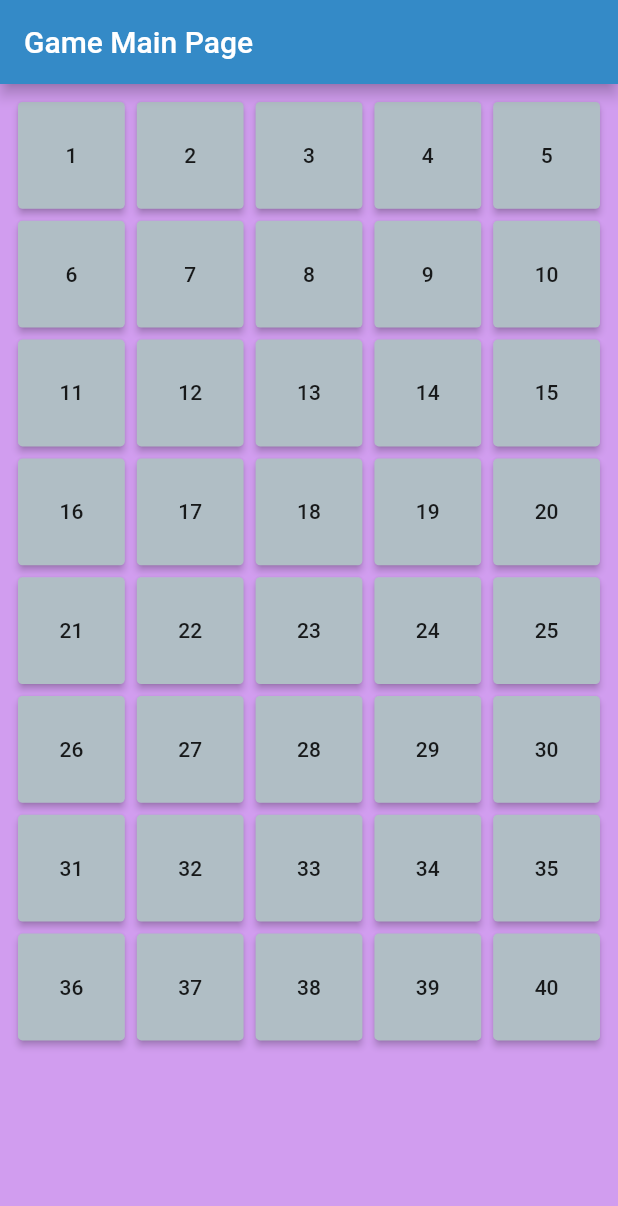
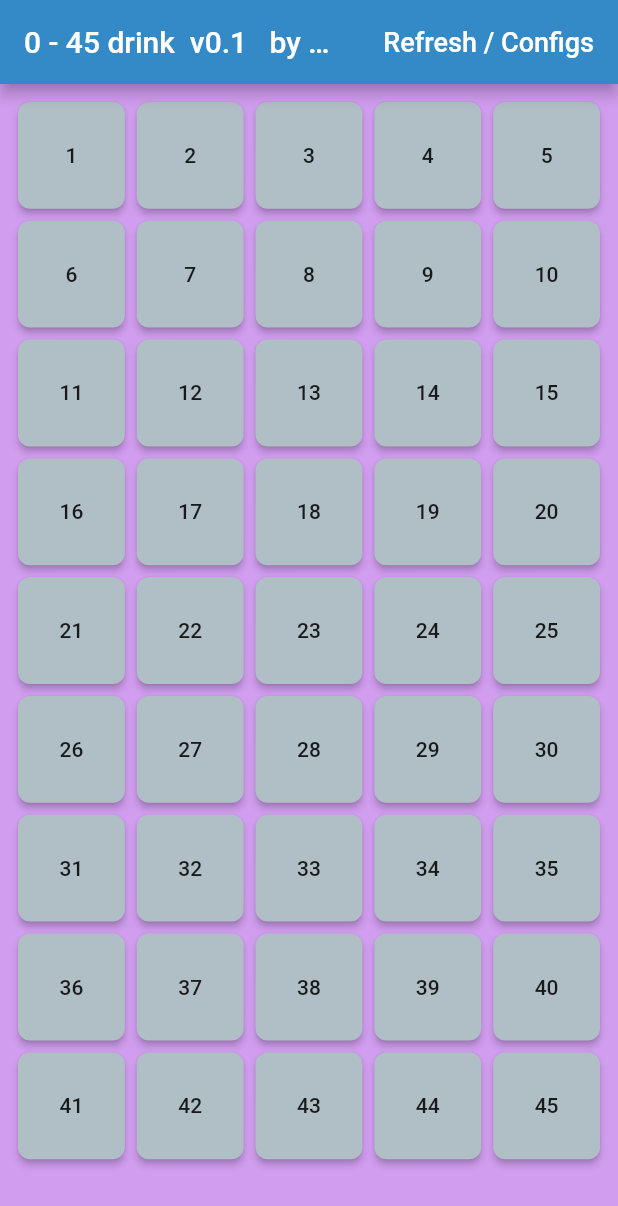
Before and after one commit to Romanoferr/0-60_drinking_game, a Flutter app: the screen it shows after launch, after a tap on "Novo Jogo", on a phone screen of 412 x 824 dp. Shown: the top 1206 px of the screen. Run offline on Flutter 3.47's test engine with Material 2 defaults, Android fonts, the phone set to English and light mode, and no system bars; our stand-ins replace flutter_phoenix, rflutter_alert.

Commit message:
code cleanup

```diff
--- a/lib/game/gamebutton.dart
+++ b/lib/game/gamebutton.dart
@@ -2,11 +2,6 @@ import 'package:flutter/cupertino.dart';
 import 'package:flutter/material.dart';
 import 'package:flutter_phoenix/flutter_phoenix.dart';
 import 'package:rflutter_alert/rflutter_alert.dart';
-import 'package:vira_copo_drinking_game/game/gamebuttonlist.dart';
-import 'package:vira_copo_drinking_game/game/grid.dart';
-
-import 'gamemain.dart';
-
 
 // ignore: must_be_immutable
 class GameButton extends StatefulWidget {
@@ -34,8 +29,6 @@ class GameButton extends StatefulWidget {
 
 class _GameButtonState extends State<GameButton> {
 
-
-
   @override
   void initState() {
     super.initState();
@@ -45,8 +38,8 @@ class _GameButtonState extends State<GameButton> {
   void _updatePlay(bool inPlay) {
     setState(() {
       widget.inPlay = inPlay;
-    });
-
+    }
+    );
   }
 
   bool isButtonDisable() {
@@ -62,7 +55,6 @@ class _GameButtonState extends State<GameButton> {
       _endGameAlert();
     }
   }
-
 
   void _endGameAlert(){
     Alert(
@@ -91,9 +83,7 @@ class _GameButtonState extends State<GameButton> {
 
   @override
   Widget build(BuildContext context) {
-
-    print('${widget.number}, chosen is ${widget.isChosen}');
-
+    //print('${widget.number}, chosen is ${widget.isChosen}');
 
     return SizedBox(
       height: widget.heightOfset,
--- a/lib/game/gamemain.dart
+++ b/lib/game/gamemain.dart
@@ -1,24 +1,35 @@
 import 'package:flutter/cupertino.dart';
 import 'package:flutter/material.dart';
+import 'package:flutter_phoenix/flutter_phoenix.dart';
 import 'package:vira_copo_drinking_game/game/grid.dart';
 
-
 class Game extends StatelessWidget {
-
-
   @override
   Widget build(BuildContext context) {
+    var boxq = 45;
     return Scaffold(
       backgroundColor: Color.fromRGBO(209, 157, 239, 1.0),
       appBar: AppBar(
-        title: Text("Game Main Page"),
-        backgroundColor: Color.fromRGBO(52, 138, 199, 1.0)
+        title: Text("0 - $boxq drink  v0.1   by Romano"),
+        backgroundColor: Color.fromRGBO(52, 138, 199, 1.0),
+        actions: [
+          FlatButton(
+            child: Text(
+              'Refresh / Configs',
+              style: TextStyle(fontSize: 18, color: Colors.white),
+            ),
+            onPressed: () {
+              Phoenix.rebirth(context);
+            },
+          ),
+        ],
       ),
-      body: Center(child:new Grid(
-        extent: 80,
-        boxQuantity: 40,
-        spacing: 8,
-      ),
+      body: Center(
+        child: new Grid(
+          extent: 85,
+          boxQuantity: boxq,
+          spacing: 8,
+        ),
       ),
     );
   }
--- a/lib/game/grid.dart
+++ b/lib/game/grid.dart
@@ -1,9 +1,7 @@
 import 'package:flutter/cupertino.dart';
-import 'globals.dart';
 import 'gamebutton.dart';
 import 'dart:math';
-import 'gamebuttonlist.dart';
-import 'globals.dart';
+
 
 class Grid extends StatelessWidget {
 
@@ -48,8 +46,8 @@ class Grid extends StatelessWidget {
   => List.generate(count,
         (i) => new GameButton(
             number: i + 1,
-            heightOfset: 40,
-            borderRadius: 3,
+            heightOfset: 30,
+            borderRadius: 8,
             onPressed: () {},
             isChosen: (chosen == i+1) ? true: false,
             inPlay: true,
--- a/lib/main.dart
+++ b/lib/main.dart
@@ -1,7 +1,6 @@
 import 'package:flutter/cupertino.dart';
 import 'package:flutter/material.dart';
 import 'package:vira_copo_drinking_game/controller/controlpage.dart';
-import 'package:flutter_phoenix/flutter_phoenix.dart';
 
 void main() {
   runApp(MyApp());
```
Also changed, not shown: lib/game/gamebuttonlist.dart (added), lib/game/globals.dart (deleted).
